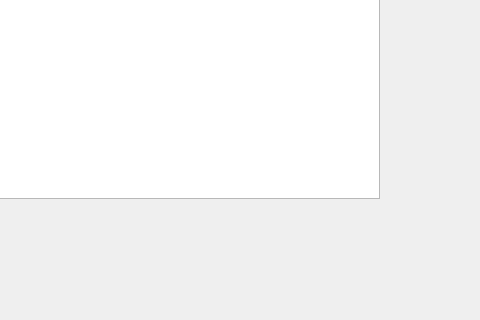
Old version of the form desktop_app/search_form.ui in the repository RealWhimsy/extensible-clipboard; both pictures show x 261 to 741 and y 292 to 612 of the 741 by 612 pixel window.
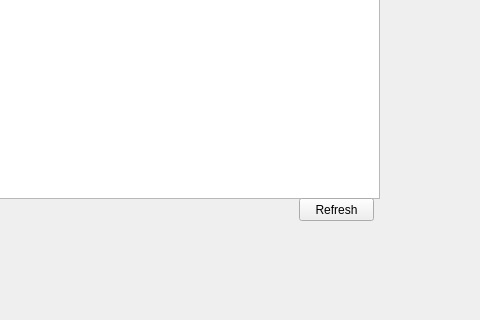
New version of the form.

Commit message:
added "refresh" button
The refresh button can be used to load new data from the server

What changed in the file:
```diff
--- a/desktop_app/search_form.ui
+++ b/desktop_app/search_form.ui
@@ -133,6 +133,19 @@
     <string>Ready</string>
    </property>
   </widget>
+  <widget class="QPushButton" name="refreshButton">
+   <property name="geometry">
+    <rect>
+     <x>560</x>
+     <y>490</y>
+     <width>75</width>
+     <height>23</height>
+    </rect>
+   </property>
+   <property name="text">
+    <string>Refresh</string>
+   </property>
+  </widget>
  </widget>
  <resources/>
  <connections/>
```
The commit also changes 1 other file.
